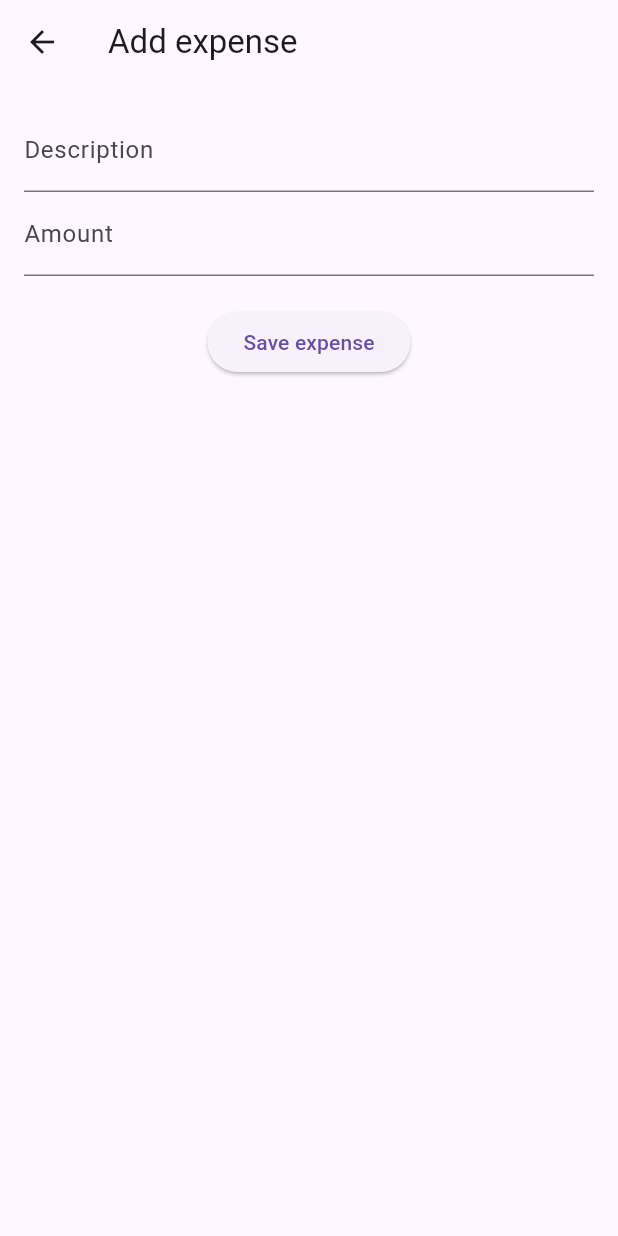
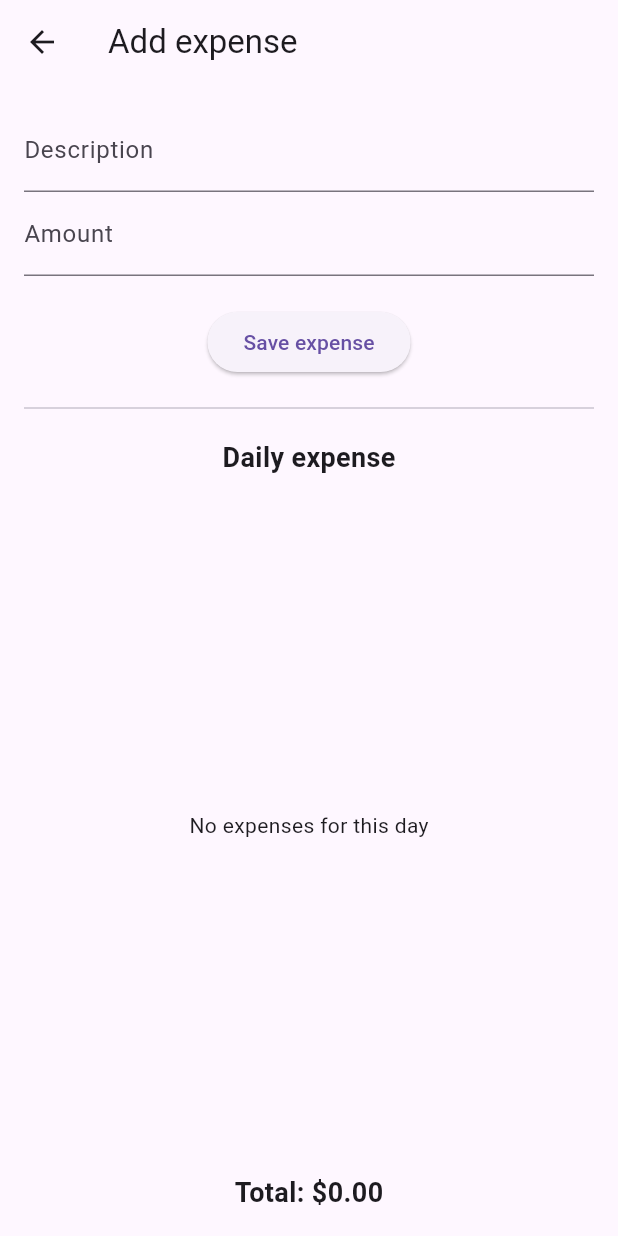
Before and after one commit to aminLuis/expense_record, a Flutter app: the ExpenseFormScreen screen opened directly with empty values, after a tap on "Save expense", on a phone screen of 412 x 824 dp. Run offline on Flutter 3.47's test engine with Material 3 defaults, Android fonts, the phone set to English and light mode, and no system bars.

Commit message:
Expense list item - screen

```diff
--- a/lib/models/expense.dart
+++ b/lib/models/expense.dart
@@ -23,4 +23,8 @@ static Expense fromJson(Map<String, dynamic> json) {
   );
 }
 
+ @override
+  String toString() =>
+      'Expense(date: $date, description: $description, amount: $amount)';
+
 }
--- a/lib/screens/expense_form_screen.dart
+++ b/lib/screens/expense_form_screen.dart
@@ -1,22 +1,43 @@
 import 'package:expense_record/models/expense.dart';
+import 'package:expense_record/screens/expense_list_item.dart';
 import 'package:expense_record/services/file_storage.dart';
 import 'package:flutter/material.dart';
+import 'dart:core';
 
 class ExpenseFormScreen extends StatefulWidget {
   final DateTime date;
-
   ExpenseFormScreen({
     required this.date
   });
-
   @override
   _ExpenseFormScreenState createState() => _ExpenseFormScreenState();
-
 }
 
 class _ExpenseFormScreenState extends State<ExpenseFormScreen> {
   final _descriptionController = TextEditingController();
   final _amountController = TextEditingController();
+  List<Expense> _dailyExpenses = [];
+  double _totalDailyExpenses = 0.0;
+
+  @override
+  void initState() {
+    super.initState();
+    _loadDailyExpenses();
+  }
+
+  void _loadDailyExpenses() async {
+    final allExpenses = await FileStorage.loadExpenses();
+    setState(() {
+      _dailyExpenses = allExpenses
+      .where((expense) =>
+        expense.date.year == widget.date.year &&
+        expense.date.month == widget.date.month &&
+        expense.date.day == widget.date.day)
+      .toList();
+      _totalDailyExpenses =
+        _dailyExpenses.fold(0.0, (sum, expense) => sum + expense.amount);
+    });
+  }
 
   void _saveExpense() async {
     final description = _descriptionController.text;
@@ -34,7 +55,9 @@ class _ExpenseFormScreenState extends State<ExpenseFormScreen> {
     expenses.add(newExpense);
     await FileStorage.saveExpenses(expenses);
 
-    Navigator.pop(context);
+    _descriptionController.clear();
+    _amountController.clear();
+    _loadDailyExpenses();
   }
 
   @override
@@ -59,6 +82,27 @@ class _ExpenseFormScreenState extends State<ExpenseFormScreen> {
               onPressed: _saveExpense,
               child: Text('Save expense'),
             ),
+            Divider(height: 40),
+            Text('Daily expense',
+            style: TextStyle(fontSize: 18, fontWeight: FontWeight.bold),
+            ),
+            SizedBox(height: 10),
+            Expanded(
+              child: _dailyExpenses.isEmpty
+              ? Center(child: Text('No expenses for this day'))
+              : ListView.builder(
+                itemCount: _dailyExpenses.length,
+                itemBuilder: (context, index) {
+                  final expense = _dailyExpenses[index];
+                  return ExpenseListItem(expense: expense);
+                }
+              ),
+            ),
+            SizedBox(height: 10),
+            Text(
+              'Total: \$${_totalDailyExpenses.toStringAsFixed(2)}',
+              style: TextStyle(fontSize: 18, fontWeight: FontWeight.bold),
+            )
           ],
         ),
       ),
--- /dev/null
+++ b/lib/screens/expense_list_item.dart
@@ -0,0 +1,22 @@
+import 'package:expense_record/models/expense.dart';
+import 'package:flutter/material.dart';
+
+class ExpenseListItem extends StatelessWidget {
+  final Expense expense;
+
+  ExpenseListItem({
+    required this.expense
+  });
+
+  @override
+  Widget build(BuildContext context) {
+    return ListTile(
+      title: Text(expense.description),
+      subtitle: Text(
+        '\$${expense.amount.toStringAsFixed(2)}',
+        style: TextStyle(color: Colors.blueGrey),
+      ),
+    );
+  }
+
+}
```
